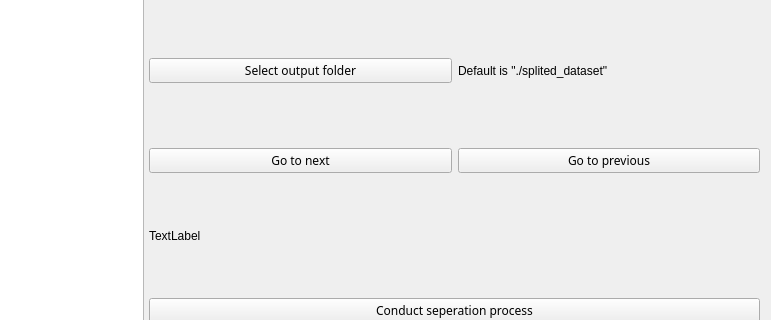
First picture: the form in dependency analysis/mainwindow.ui, repository PacteraEDGE-UIF-Tool/datacompy, before the edit; both pictures show x 187 to 958 and y 217 to 537 of the 958 by 646 pixel window.
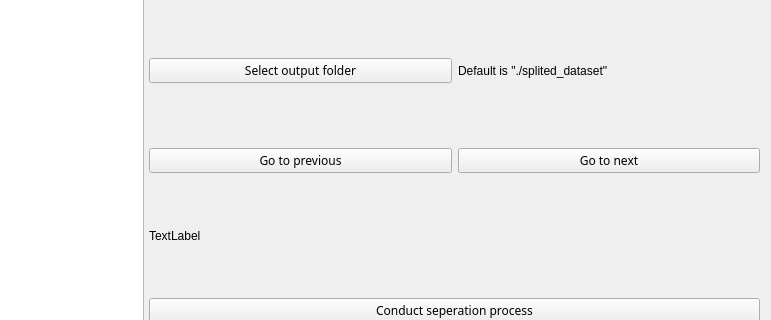
Second picture: the form after the edit. Icons and pictures are not drawn.

Diff of the .ui file:
```diff
--- a/dependency analysis/mainwindow.ui
+++ b/dependency analysis/mainwindow.ui
@@ -111,26 +111,26 @@
        <item>
         <layout class="QHBoxLayout" name="horizontalLayout">
          <item>
-          <widget class="QPushButton" name="pushButton_3">
+          <widget class="QPushButton" name="pushButton_2">
            <property name="font">
             <font>
              <family>Roboto Bk</family>
             </font>
            </property>
            <property name="text">
-            <string>Go to next</string>
+            <string>Go to previous</string>
            </property>
           </widget>
          </item>
          <item>
-          <widget class="QPushButton" name="pushButton_2">
+          <widget class="QPushButton" name="pushButton_3">
            <property name="font">
             <font>
              <family>Roboto Bk</family>
             </font>
            </property>
            <property name="text">
-            <string>Go to previous</string>
+            <string>Go to next</string>
            </property>
           </widget>
          </item>
```
